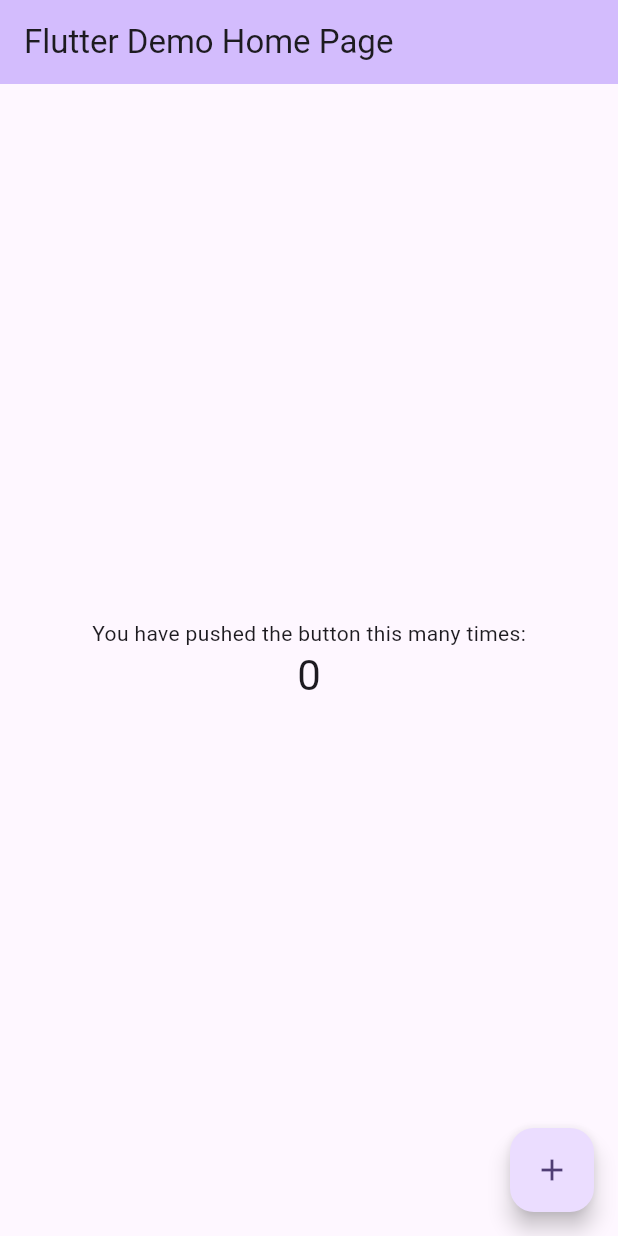
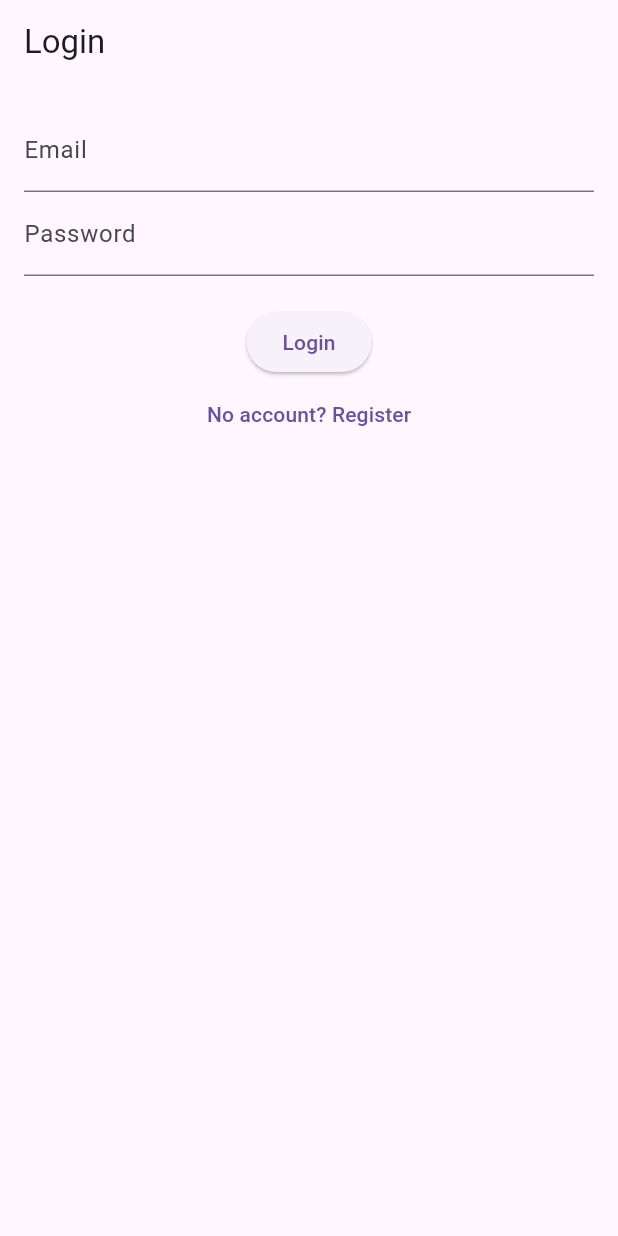
Before and after one commit to pyjoek/Smart-Expense-Tracker-with-AI-Insights, a Flutter app: the screen it shows after launch, on a phone screen of 412 x 824 dp. Run offline on Flutter 3.47's test engine with Material 3 defaults, Android fonts, the light colour scheme and no system bars; our stand-ins replace flutter_secure_storage.

Commit message:
creating the UI login and other

```diff
--- a/frontend/lib/main.dart
+++ b/frontend/lib/main.dart
@@ -1,4 +1,7 @@
 import 'package:flutter/material.dart';
+import 'package:frontend/screens/login_screen.dart';
+import 'package:frontend/screens/profile_screen.dart';
+import 'package:frontend/screens/register_screen.dart';
 
 void main() {
   runApp(const MyApp());
@@ -7,116 +10,16 @@ void main() {
 class MyApp extends StatelessWidget {
   const MyApp({super.key});
 
-  // This widget is the root of your application.
   @override
   Widget build(BuildContext context) {
     return MaterialApp(
-      title: 'Flutter Demo',
-      theme: ThemeData(
-        // This is the theme of your application.
-        //
-        // TRY THIS: Try running your application with "flutter run". You'll see
-        // the application has a purple toolbar. Then, without quitting the app,
-        // try changing the seedColor in the colorScheme below to Colors.green
-        // and then invoke "hot reload" (save your changes or press the "hot
-        // reload" button in a Flutter-supported IDE, or press "r" if you used
-        // the command line to start the app).
-        //
-        // Notice that the counter didn't reset back to zero; the application
-        // state is not lost during the reload. To reset the state, use hot
-        // restart instead.
-        //
-        // This works for code too, not just values: Most code changes can be
-        // tested with just a hot reload.
-        colorScheme: ColorScheme.fromSeed(seedColor: Colors.deepPurple),
-      ),
-      home: const MyHomePage(title: 'Flutter Demo Home Page'),
+      title: 'Smart Expense',
+      initialRoute: '/login',
+      routes: {
+        '/login': (context) => const LoginScreen(),
+        '/register': (context) => const RegisterScreen(),
+        '/profile': (context) => ProfileScreen(),
+      },
     );
   }
 }
-
-class MyHomePage extends StatefulWidget {
-  const MyHomePage({super.key, required this.title});
-
-  // This widget is the home page of your application. It is stateful, meaning
-  // that it has a State object (defined below) that contains fields that affect
-  // how it looks.
-
-  // This class is the configuration for the state. It holds the values (in this
-  // case the title) provided by the parent (in this case the App widget) and
-  // used by the build method of the State. Fields in a Widget subclass are
-  // always marked "final".
-
-  final String title;
-
-  @override
-  State<MyHomePage> createState() => _MyHomePageState();
-}
-
-class _MyHomePageState extends State<MyHomePage> {
-  int _counter = 0;
-
-  void _incrementCounter() {
-    setState(() {
-      // This call to setState tells the Flutter framework that something has
-      // changed in this State, which causes it to rerun the build method below
-      // so that the display can reflect the updated values. If we changed
-      // _counter without calling setState(), then the build method would not be
-      // called again, and so nothing would appear to happen.
-      _counter++;
-    });
-  }
-
-  @override
-  Widget build(BuildContext context) {
-    // This method is rerun every time setState is called, for instance as done
-    // by the _incrementCounter method above.
-    //
-    // The Flutter framework has been optimized to make rerunning build methods
-    // fast, so that you can just rebuild anything that needs updating rather
-    // than having to individually change instances of widgets.
-    return Scaffold(
-      appBar: AppBar(
-        // TRY THIS: Try changing the color here to a specific color (to
-        // Colors.amber, perhaps?) and trigger a hot reload to see the AppBar
-        // change color while the other colors stay the same.
-        backgroundColor: Theme.of(context).colorScheme.inversePrimary,
-        // Here we take the value from the MyHomePage object that was created by
-        // the App.build method, and use it to set our appbar title.
-        title: Text(widget.title),
-      ),
-      body: Center(
-        // Center is a layout widget. It takes a single child and positions it
-        // in the middle of the parent.
-        child: Column(
-          // Column is also a layout widget. It takes a list of children and
-          // arranges them vertically. By default, it sizes itself to fit its
-          // children horizontally, and tries to be as tall as its parent.
-          //
-          // Column has various properties to control how it sizes itself and
-          // how it positions its children. Here we use mainAxisAlignment to
-          // center the children vertically; the main axis here is the vertical
-          // axis because Columns are vertical (the cross axis would be
-          // horizontal).
-          //
-          // TRY THIS: Invoke "debug painting" (choose the "Toggle Debug Paint"
-          // action in the IDE, or press "p" in the console), to see the
-          // wireframe for each widget.
-          mainAxisAlignment: MainAxisAlignment.center,
-          children: <Widget>[
-            const Text('You have pushed the button this many times:'),
-            Text(
-              '$_counter',
-              style: Theme.of(context).textTheme.headlineMedium,
-            ),
-          ],
-        ),
-      ),
-      floatingActionButton: FloatingActionButton(
-        onPressed: _incrementCounter,
-        tooltip: 'Increment',
-        child: const Icon(Icons.add),
-      ), // This trailing comma makes auto-formatting nicer for build methods.
-    );
-  }
-}
--- /dev/null
+++ b/frontend/lib/screens/login_screen.dart
@@ -0,0 +1,59 @@
+import 'package:flutter/material.dart';
+import '../services/auth_service.dart';
+
+class LoginScreen extends StatefulWidget {
+  const LoginScreen({super.key});
+
+  @override
+  State<LoginScreen> createState() => _LoginScreenState();
+}
+
+class _LoginScreenState extends State<LoginScreen> {
+  final emailController = TextEditingController();
+  final passwordController = TextEditingController();
+  final AuthService _authService = AuthService();
+  bool isLoading = false;
+  String? errorMessage;
+
+  Future<void> handleLogin() async {
+    setState(() => isLoading = true);
+    bool success = await _authService.login(
+      emailController.text,
+      passwordController.text,
+    );
+
+    setState(() => isLoading = false);
+
+    if (success) {
+      Navigator.pushReplacementNamed(context, "/profile");
+    } else {
+      setState(() => errorMessage = "Invalid email or password");
+    }
+  }
+
+  @override
+  Widget build(BuildContext context) {
+    return Scaffold(
+      appBar: AppBar(title: const Text("Login")),
+      body: Padding(
+        padding: const EdgeInsets.all(16),
+        child: Column(
+          children: [
+            TextField(controller: emailController, decoration: const InputDecoration(labelText: "Email")),
+            TextField(controller: passwordController, decoration: const InputDecoration(labelText: "Password"), obscureText: true),
+            const SizedBox(height: 20),
+            if (errorMessage != null) Text(errorMessage!, style: const TextStyle(color: Colors.red)),
+            ElevatedButton(
+              onPressed: isLoading ? null : handleLogin,
+              child: isLoading ? const CircularProgressIndicator() : const Text("Login"),
+            ),
+            TextButton(
+              onPressed: () => Navigator.pushNamed(context, "/register"),
+              child: const Text("No account? Register"),
+            ),
+          ],
+        ),
+      ),
+    );
+  }
+}
--- /dev/null
+++ b/frontend/lib/services/auth_service.dart
@@ -0,0 +1,48 @@
+import 'dart:convert';
+import 'package:http/http.dart' as http;
+import 'package:flutter_secure_storage/flutter_secure_storage.dart';
+
+class AuthService {
+  final String baseUrl = "http://10.0.2.2:5000"; // use 10.0.2.2 for Android emulator
+  final storage = const FlutterSecureStorage();
+
+  Future<bool> register(String username, String email, String password) async {
+    final response = await http.post(
+      Uri.parse("$baseUrl/auth/register"),
+      headers: {"Content-Type": "application/json"},
+      body: jsonEncode({
+        "username": username,
+        "email": email,
+        "password": password,
+      }),
+    );
+
+    return response.statusCode == 200;
+  }
+
+  Future<bool> login(String email, String password) async {
+    final response = await http.post(
+      Uri.parse("$baseUrl/auth/login"),
+      headers: {"Content-Type": "application/json"},
+      body: jsonEncode({
+        "username": email, // our API uses username/email field
+        "password": password,
+      }),
+    );
+
+    if (response.statusCode == 200) {
+      final data = jsonDecode(response.body);
+      await storage.write(key: "access_token", value: data["access_token"]);
+      return true;
+    }
+    return false;
+  }
+
+  Future<void> logout() async {
+    await storage.delete(key: "access_token");
+  }
+
+  Future<String?> getToken() async {
+    return await storage.read(key: "access_token");
+  }
+}
--- a/frontend/pubspec.yaml
+++ b/frontend/pubspec.yaml
@@ -30,6 +30,10 @@ environment:
 dependencies:
   flutter:
     sdk: flutter
+  http: ^1.2.2
+  flutter_secure_storage: ^9.2.2
+  provider: ^6.1.2
+
 
   # The following adds the Cupertino Icons font to your application.
   # Use with the CupertinoIcons class for iOS style icons.
```
Also changed, not shown: frontend/lib/screens/profile_screen.dart (added, +29 -0 lines), frontend/lib/screens/register_screen.dart (added, +59 -0 lines), frontend/pubspec.lock, 5 other files.
